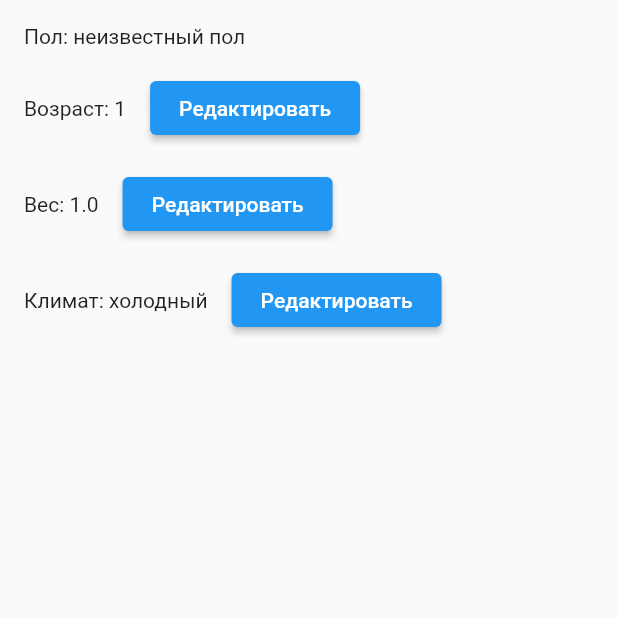
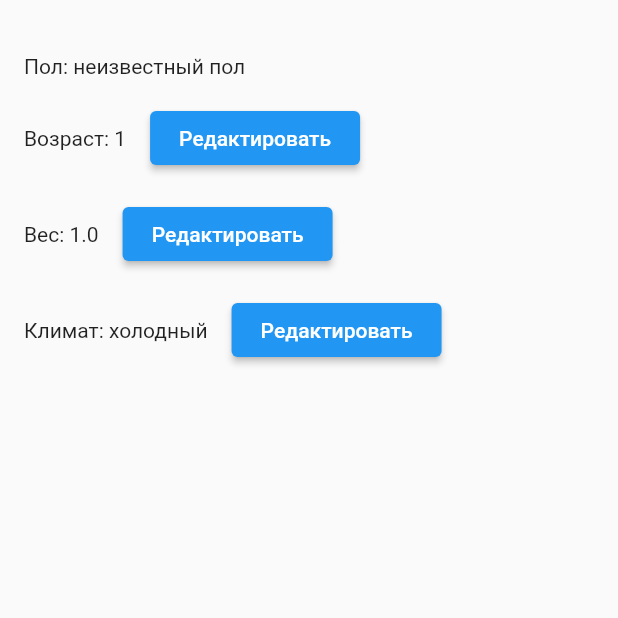
Before and after one commit to LISBREU/water_friend, a Flutter app: the User screen opened directly, on a phone screen of 412 x 824 dp, the top half of it. Run offline on Flutter 3.47's test engine with Material 2 defaults, Android fonts, the light colour scheme and no system bars; our stand-ins replace fluttertoast, shared_preferences; accounts and stored records are empty.

Commit message:
add padding to user data

```diff
--- a/lib/pages/user.dart
+++ b/lib/pages/user.dart
@@ -40,6 +40,7 @@ class _UserState extends State<User> {
             return Column(
               crossAxisAlignment: CrossAxisAlignment.start,
               children: [
+                SizedBox(height: MediaQuery.of(context).padding.top + 20.0),
                 Text('Пол: $genderText'),
                 SizedBox(height: 16.0),
                 Row(
```
